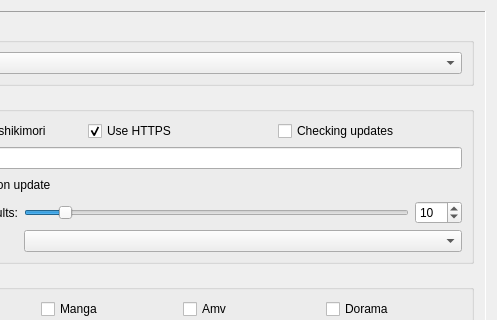
Before: the Qt Designer form DatabaseAnime/settings.ui in LibertaSoft/DatabaseAnime, drawn with Qt 5; both pictures show x 341 to 838 and y 0 to 320 of the 838 by 727 pixel window.
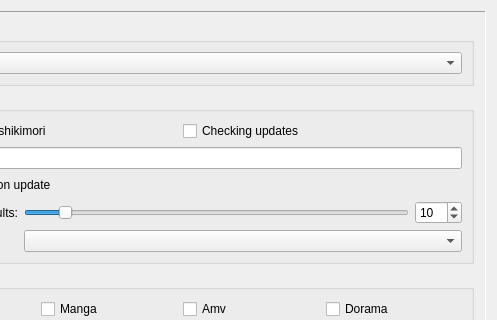
After: the same form once the commit is applied. Icons and pictures are not drawn. Custom widgets are drawn as their Qt base class.

```diff
--- a/DatabaseAnime/settings.ui
+++ b/DatabaseAnime/settings.ui
@@ -196,16 +196,6 @@
                    </property>
                   </widget>
                  </item>
-                 <item>
-                  <widget class="QCheckBox" name="ChBox_https">
-                   <property name="text">
-                    <string>Use HTTPS</string>
-                   </property>
-                   <property name="checked">
-                    <bool>true</bool>
-                   </property>
-                  </widget>
-                 </item>
                  <item>
                   <widget class="QCheckBox" name="ChBox_CheckForUpdate">
                    <property name="text">
```
Left out of the diff: 12 changed lines with no effect on the pictures.
